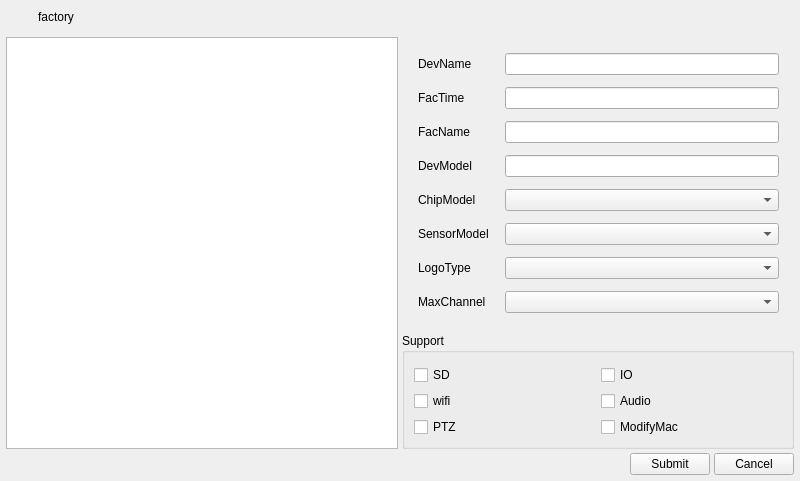
Old version of the form App/Modules/AvGui/AvForm/dlgfactoryset.ui in the repository jjzhang166/avWare.
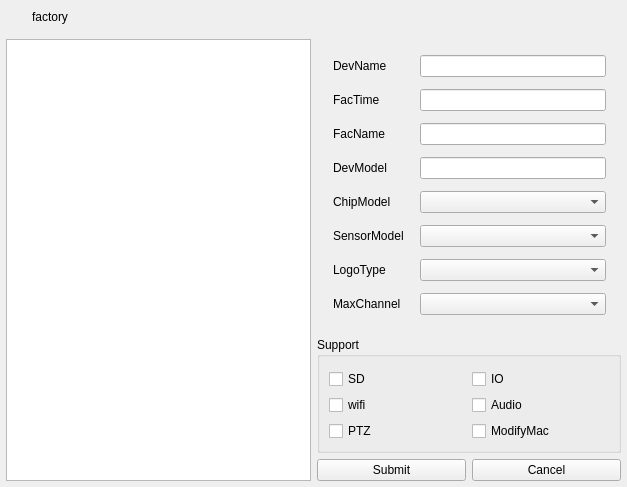
New version of the form.

```diff
--- a/App/Modules/AvGui/AvForm/dlgfactoryset.ui
+++ b/App/Modules/AvGui/AvForm/dlgfactoryset.ui
@@ -6,8 +6,8 @@
    <rect>
     <x>0</x>
     <y>0</y>
-    <width>800</width>
-    <height>459</height>
+    <width>627</width>
+    <height>469</height>
    </rect>
   </property>
   <property name="windowTitle">
@@ -15,21 +15,18 @@
   </property>
   <layout class="QGridLayout" name="gridLayout_3">
    <property name="leftMargin">
-    <number>6</number>
+    <number>0</number>
    </property>
    <property name="topMargin">
     <number>0</number>
    </property>
    <property name="rightMargin">
-    <number>6</number>
+    <number>0</number>
    </property>
    <property name="bottomMargin">
-    <number>6</number>
+    <number>0</number>
    </property>
-   <property name="spacing">
-    <number>4</number>
-   </property>
-   <item row="0" column="0" colspan="2">
+   <item row="0" column="0">
     <widget class="QWidget" name="WidGetTitle" native="true">
      <property name="enabled">
       <bool>true</bool>
@@ -243,14 +240,27 @@
      </layout>
     </widget>
    </item>
-   <item row="1" column="0" rowspan="2">
+   <item row="1" column="0">
+    <layout class="QHBoxLayout" name="horizontalLayout">
+     <property name="leftMargin">
+      <number>6</number>
+     </property>
+     <property name="rightMargin">
+      <number>6</number>
+     </property>
+     <property name="bottomMargin">
+      <number>6</number>
+     </property>
+     <item>
     <widget class="QTableView" name="TviewDeviceList">
      <property name="verticalScrollBarPolicy">
       <enum>Qt::ScrollBarAsNeeded</enum>
      </property>
     </widget>
    </item>
-   <item row="1" column="1">
+     <item>
+      <layout class="QVBoxLayout" name="verticalLayout">
+       <item>
     <layout class="QGridLayout" name="gridLayout_4">
      <property name="leftMargin">
       <number>16</number>
@@ -359,7 +369,7 @@
      </item>
     </layout>
    </item>
-   <item row="2" column="1">
+       <item>
     <widget class="QGroupBox" name="groupBox">
      <property name="title">
       <string>Support</string>
@@ -413,21 +423,8 @@
      </layout>
     </widget>
    </item>
-   <item row="3" column="0" colspan="2">
+       <item>
     <layout class="QHBoxLayout" name="HorSubCannelBtn">
-     <item>
-      <spacer name="horizontalSpacer">
-       <property name="orientation">
-        <enum>Qt::Horizontal</enum>
-       </property>
-       <property name="sizeHint" stdset="0">
-        <size>
-         <width>40</width>
-         <height>20</height>
-        </size>
-       </property>
-      </spacer>
-     </item>
      <item>
       <widget class="QPushButton" name="BtnSubmit">
        <property name="text">
@@ -441,6 +438,10 @@
         <string>Cancel</string>
        </property>
       </widget>
+         </item>
+        </layout>
+       </item>
+      </layout>
      </item>
     </layout>
    </item>
```
Lines whose indentation alone changed are shown as unchanged.
